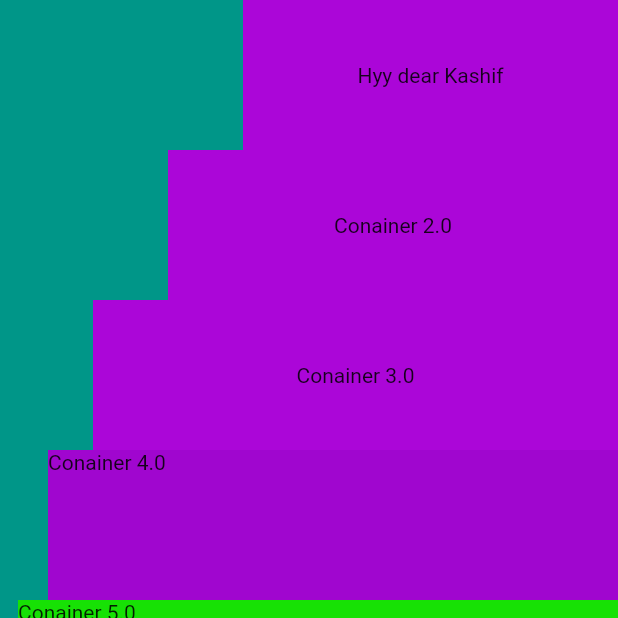
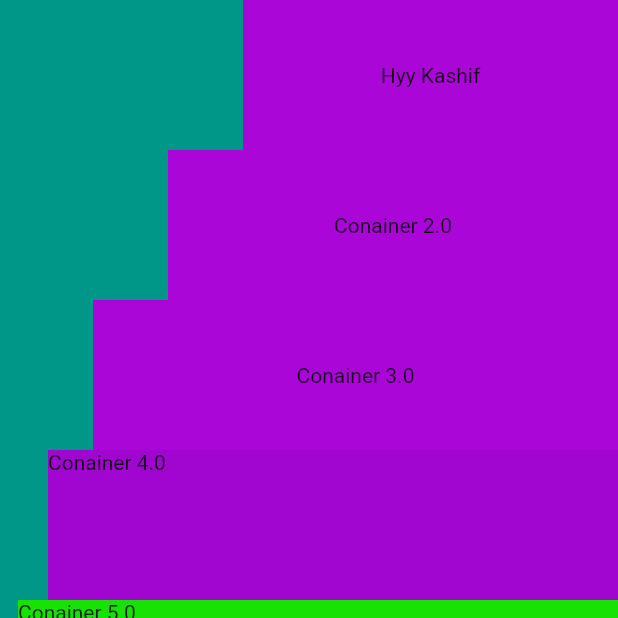
Before and after one commit to HEYKASHIF/quizApp, a Flutter app: the bootCamp screen opened directly, on a phone screen of 412 x 824 dp, the top half of it. Run offline on Flutter 3.47's test engine with Material 2 defaults, Android fonts, the phone set to English and light mode, and no system bars.

Commit message:
"6-june commit1"

```diff
--- a/lib/bootcamp.dart
+++ b/lib/bootcamp.dart
@@ -18,7 +18,7 @@ class bootCamp extends StatelessWidget {
             height: 100,
             width: 250,
             color: Color.fromARGB(255, 171, 6, 216),
-            child: Center(child: Text('Hyy dear Kashif')),
+            child: Center(child: Text('Hyy Kashif')),
           ),
           Container(
             height: 100.0,
```
